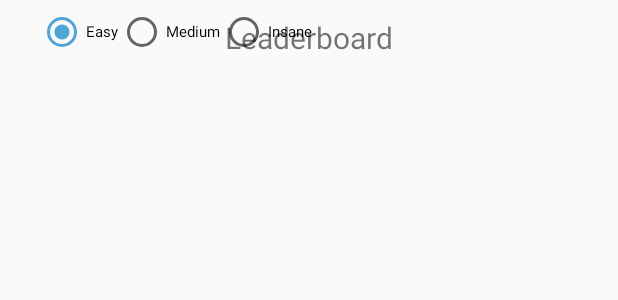
After one commit to omriO9/BattleShips, an Android app: the layout activity_leader_board.xml on its own in the app's theme, with its tools: preview values and no code run, on a phone screen of 412 x 824 dp. The commit adds this screen. Shown: the top 300 px of the screen. Run offline under Robolectric (Android 15) with nearby library versions, the phone set to English and light mode, and no system bars.

Commit message:
Commit # Enjoy Muaha , Muahahaha ;)

```diff
--- a/app/build.gradle
+++ b/app/build.gradle
@@ -28,7 +28,7 @@ dependencies {
     androidTestCompile('com.android.support.test.espresso:espresso-core:2.2.2', {
         exclude group: 'com.android.support', module: 'support-annotations'
     })
-    compile 'com.android.support:appcompat-v7:25.0.1'
+    compile 'com.android.support:appcompat-v7:25.4.0'
     compile 'com.android.support.constraint:constraint-layout:1.0.2'
     testCompile 'junit:junit:4.12'
 }
--- a/app/src/main/java/com/example/omri/battleShip/MainActivity.java
+++ b/app/src/main/java/com/example/omri/battleShip/MainActivity.java
@@ -58,6 +58,7 @@ public class MainActivity extends AppCompatActivity {
         isSound = sharedPref.getBoolean("isSound",true);
         soundSwitch = (Switch) findViewById(R.id.soundSwitch);
         soundSwitch.setChecked(isSound);
+
         if (!userName.equals("unknown")){
             userNameEditText.setVisibility(View.INVISIBLE);
             nameBtn.setVisibility(View.INVISIBLE);
@@ -158,4 +159,5 @@ public class MainActivity extends AppCompatActivity {
         openLeaderBoards.putExtra("difficulty",gameDifficulty);
         startActivity(openLeaderBoards);
     }
+
 }
--- a/app/src/main/java/com/example/omri/battleShip/RulesActivity.java
+++ b/app/src/main/java/com/example/omri/battleShip/RulesActivity.java
@@ -17,7 +17,7 @@ public class RulesActivity extends AppCompatActivity {
     protected void onCreate(Bundle savedInstanceState) {
         super.onCreate(savedInstanceState);
         setContentView(R.layout.activity_rules);
-
+        getSupportActionBar().setDisplayHomeAsUpEnabled(true);
     }
 
     @Override
@@ -44,7 +44,7 @@ public class RulesActivity extends AppCompatActivity {
                         .setAutoCancel(true)
                         .setPriority(Notification.PRIORITY_MAX);
 
-        Intent resultIntent = new Intent(this, RulesActivity.class);
+        Intent resultIntent = new Intent(this, LeaderBoard_Activity.class);
 
         // Because clicking the notification opens a new ("special") activity, there's
         // no need to create an artificial back stack.
--- /dev/null
+++ b/app/src/main/res/layout/activity_leader_board.xml
@@ -0,0 +1,86 @@
+<?xml version="1.0" encoding="utf-8"?>
+<RelativeLayout xmlns:android="http://schemas.android.com/apk/res/android"
+    xmlns:app="http://schemas.android.com/apk/res-auto"
+    xmlns:tools="http://schemas.android.com/tools"
+    android:id="@+id/relativeLayout_Leader"
+    android:layout_width="match_parent"
+    android:layout_height="match_parent"
+    android:orientation="horizontal"
+    tools:context="com.example.omri.battleShip.LeaderBoard_Activity">
+
+    <TextView
+        android:id="@+id/header"
+        android:layout_width="wrap_content"
+        android:layout_height="wrap_content"
+        android:layout_alignParentTop="true"
+        android:layout_centerHorizontal="true"
+        android:layout_marginTop="11dp"
+        android:layout_weight="1"
+        android:text="Leaderboard"
+        android:textSize="20sp" />
+
+
+    <RadioGroup
+        android:id="@+id/radioGroup"
+        android:layout_width="wrap_content"
+        android:layout_height="wrap_content"
+        android:layout_alignParentStart="true"
+        android:layout_alignParentTop="true"
+        android:layout_centerHorizontal="true"
+        android:layout_marginStart="25dp"
+        android:layout_marginTop="5dp"
+        android:orientation="horizontal">
+
+
+        <RadioButton
+            android:id="@+id/easyRadio"
+            android:layout_width="wrap_content"
+            android:layout_height="wrap_content"
+            android:checked="true"
+            android:text="Easy"
+            android:textSize="10dp"/>
+
+        <RadioButton
+            android:id="@+id/mediumRadio"
+            android:layout_width="wrap_content"
+            android:layout_height="wrap_content"
+            android:text="Medium"
+            android:textSize="10dp"/>
+
+        <RadioButton
+            android:id="@+id/insaneRadio"
+            android:layout_width="wrap_content"
+            android:layout_height="wrap_content"
+            android:text="Insane"
+            android:textSize="10dp"/>
+    </RadioGroup>
+
+    <LinearLayout
+        android:id="@+id/linerLayout_Leader"
+        android:layout_width="match_parent"
+        android:layout_height="match_parent"
+        android:layout_alignParentStart="true"
+        android:layout_marginStart="5dp"
+
+        android:layout_below="@id/header"
+        android:layout_alignParentEnd="true"
+        android:layout_marginEnd="5dp"
+        android:layout_alignParentBottom="true"
+        android:layout_marginBottom="5dp"
+        android:orientation="horizontal">
+
+        <FrameLayout
+            android:id="@+id/tableFrame"
+            android:layout_width="0dp"
+            android:layout_height="match_parent"
+            android:layout_weight="2"></FrameLayout>
+
+        <FrameLayout
+            android:id="@+id/mapFrame"
+            android:layout_width="0dp"
+            android:layout_height="match_parent"
+            android:layout_weight="3"></FrameLayout>
+    </LinearLayout>
+
+
+</RelativeLayout>
--- a/app/src/main/res/values/dimens.xml
+++ b/app/src/main/res/values/dimens.xml
@@ -3,9 +3,9 @@
     <dimen name="play_button_width">250dp</dimen>
     <dimen name="play_button_height">90dp</dimen>
     <dimen name="play_button_textsize">34sp</dimen>
-    <dimen name="small_button_width">125dp</dimen>
+    <dimen name="small_button_width">120dp</dimen>
     <dimen name="small_button_height">45dp</dimen>
-    <dimen name="small_button_textsize">18sp</dimen>
+    <dimen name="small_button_textsize">16sp</dimen>
     <dimen name="boardDimen">260dp</dimen>
     <dimen name="ship_width">45dp</dimen>
     <dimen name="ship_height">95dp</dimen>
```
Also changed, not shown: app/src/main/AndroidManifest.xml (+9 -1 lines), app/src/main/java/com/example/omri/battleShip/Data/shipsOpenHelper.java (+9 -5 lines), app/src/main/java/com/example/omri/battleShip/GameActivity.java (+92 -3 lines), app/src/main/java/com/example/omri/battleShip/LeaderBoard_Activity.java (+17 -31 lines), app/src/main/java/com/example/omri/battleShip/MapFragment.java (added, +256 -0 lines), app/src/main/res/layout/activity_main.xml (+5 -10 lines), app/src/main/res/layout/activity_rules.xml (+17 -0 lines), app/src/main/res/layout/fragment_map.xml (added, +13 -0 lines), app/src/main/res/layout/fragment_table.xml (added, +8 -0 lines), app/src/main/res/mipmap-xxhdpi/battle_ship_ic.png (added).
